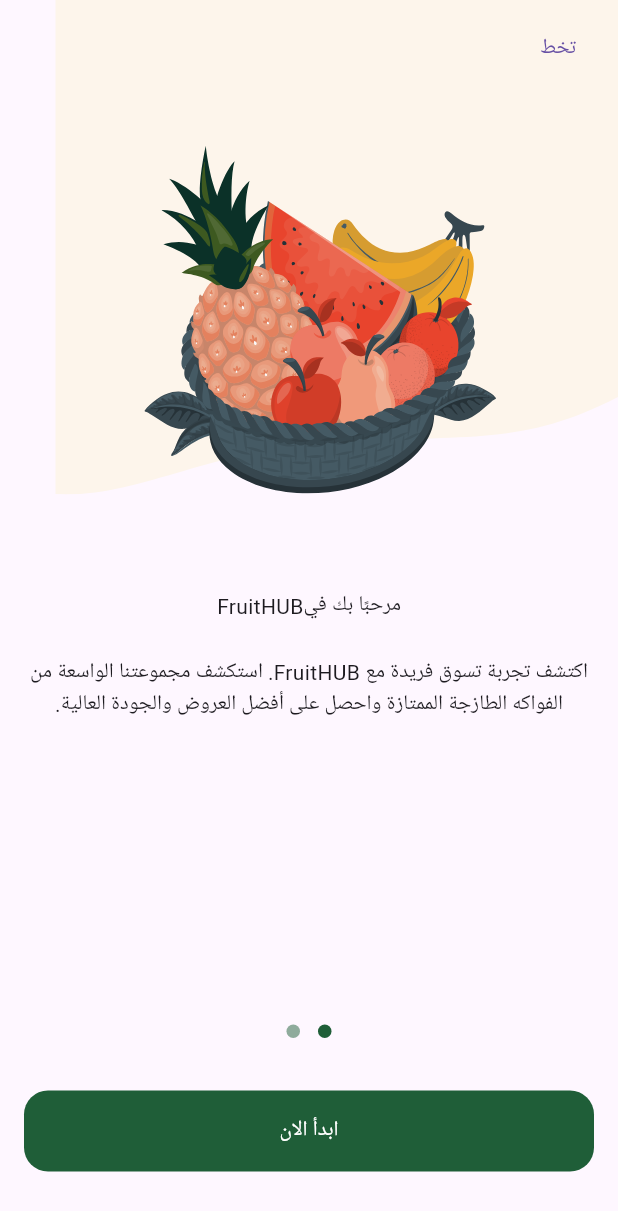
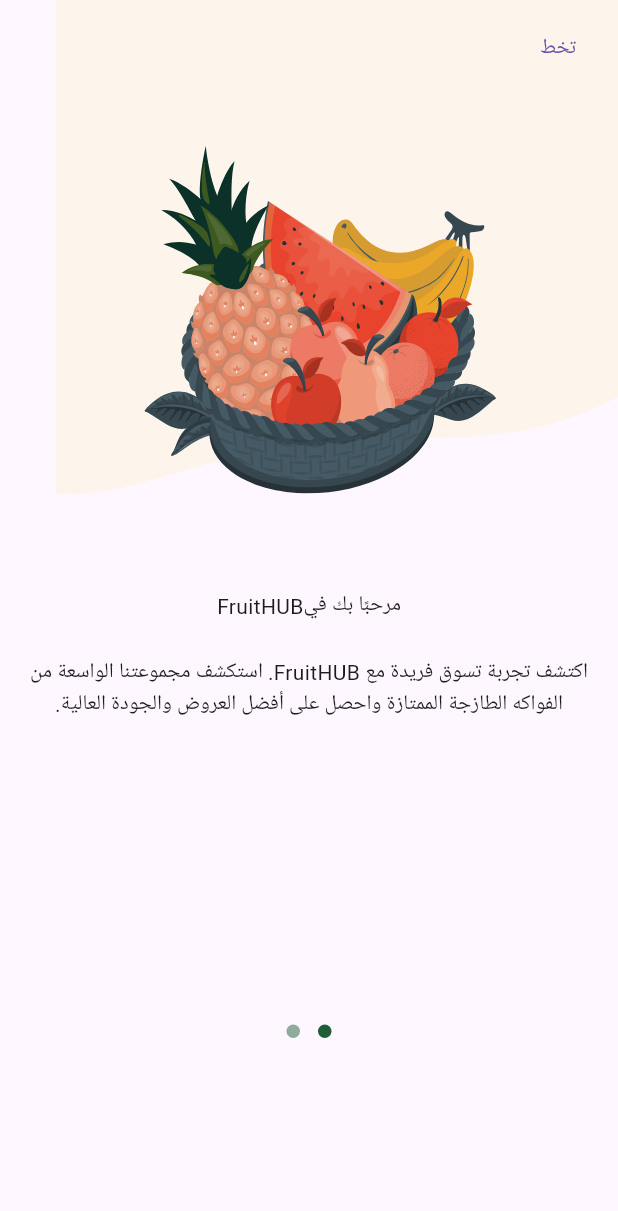
Before and after one commit to ahmedashraf-hub/Fruit-Hub, a Flutter app: the screen it shows after launch, after a tap on "تخط", on a phone screen of 412 x 824 dp. Shown: the top 1211 px of the screen. Run offline on Flutter 3.47's test engine with Material 3 defaults, Android fonts, the phone set to English and light mode, and no system bars; drawn by our look-alikes of dots_indicator; our stand-ins replace flutter_svg.

Commit message:
add logic to onboardingView part one

```diff
--- a/lib/features/onboarding/presentation/views/widgets/onboarding_page_view.dart
+++ b/lib/features/onboarding/presentation/views/widgets/onboarding_page_view.dart
@@ -3,13 +3,19 @@
 import 'package:fruit_hub/features/onboarding/presentation/views/widgets/onboarding_page_view_item.dart';
 
 class OnboardingPageView extends StatelessWidget {
-  const OnboardingPageView({super.key});
+  const OnboardingPageView({super.key, required this.pageController});
+
+  final PageController pageController;
 
   @override
   Widget build(BuildContext context) {
     return PageView(
+      controller: pageController,
       children: [
         OnboardingPageViewItem(
+          isVisible:
+              (pageController.hasClients ? pageController.page!.round() : 0) ==
+              0,
           image: Assets.imagesOnbardingPageViewItem1Image,
           backgroundImage: Assets.imagesOnbardingPageViewItem1BackgroundImage,
           title: Row(
@@ -20,6 +26,9 @@
               'اكتشف تجربة تسوق فريدة مع FruitHUB. استكشف مجموعتنا الواسعة من الفواكه الطازجة الممتازة واحصل على أفضل العروض والجودة العالية.',
         ),
         OnboardingPageViewItem(
+          isVisible:
+              (pageController.hasClients ? pageController.page!.round() : 0) !=
+              0,
           image: Assets.imagesOnbardingPageViewItem2Image,
           backgroundImage: Assets.imagesOnbardingPageViewItem2BackgroundImage,
           title: Row(
--- a/lib/features/onboarding/presentation/views/widgets/onboarding_page_view_item.dart
+++ b/lib/features/onboarding/presentation/views/widgets/onboarding_page_view_item.dart
@@ -8,11 +8,12 @@
     required this.backgroundImage,
     required this.title,
     required this.subTitle,
+    required this.isVisible,
   });
 
   final String image, backgroundImage, subTitle;
   final Widget title;
-
+  final bool isVisible;
   @override
   Widget build(BuildContext context) {
     return Column(
@@ -29,9 +30,12 @@
                 right: 0,
                 child: SvgPicture.asset(image),
               ),
-              Padding(
-                padding: const EdgeInsets.all(8.0),
-                child: TextButton(onPressed: () {}, child: Text('تخط')),
+              Visibility(
+                visible: isVisible,
+                child: Padding(
+                  padding: const EdgeInsets.all(8.0),
+                  child: TextButton(onPressed: () {}, child: Text('تخط')),
+                ),
               ),
             ],
           ),
--- a/lib/features/onboarding/presentation/views/widgets/onboarding_view_body.dart
+++ b/lib/features/onboarding/presentation/views/widgets/onboarding_view_body.dart
@@ -5,23 +5,54 @@
 import 'package:fruit_hub/core/widgets/custom_button.dart';
 import 'package:fruit_hub/features/onboarding/presentation/views/widgets/onboarding_page_view.dart';
 
-class OnboardingViewBody extends StatelessWidget {
+class OnboardingViewBody extends StatefulWidget {
   const OnboardingViewBody({super.key});
+
+  @override
+  State<OnboardingViewBody> createState() => _OnboardingViewBodyState();
+}
+
+class _OnboardingViewBodyState extends State<OnboardingViewBody> {
+  late PageController pageController;
+  var currentPage = 0;
+
+  @override
+  void initState() {
+    pageController = PageController();
+    pageController.addListener(() {
+      currentPage = pageController.page!.round();
+      setState(() {});
+    });
+    super.initState();
+  }
+
+  @override
+  void dispose() {
+    pageController.dispose();
+    super.dispose();
+  }
 
   @override
   Widget build(BuildContext context) {
     return Column(
       children: [
-        Expanded(child: OnboardingPageView()),
+        Expanded(child: OnboardingPageView(pageController: pageController)),
         DotsIndicator(
           dotsCount: 2,
           decorator: DotsDecorator(
             activeColor: AppColors.primaryColor,
-            color: AppColors.primaryColor.withValues(alpha: 0.5),
+            color: currentPage == 1
+                ? AppColors.primaryColor
+                : AppColors.primaryColor.withValues(alpha: 0.5),
           ),
         ),
         const SizedBox(height: 29),
-        Padding(
+        Visibility(
+          visible: currentPage == 1 ? true : false,
+          maintainState: true,
+          maintainAnimation: true,
+          maintainSize: true,
+          child: Padding(
             padding: const EdgeInsets.symmetric(horizontal: kHorizontalPadding),
             child: CustomButton(
               onprerssed: () {},
@@ -30,6 +61,7 @@
               fontColor: Colors.white,
             ),
           ),
+        ),
         const SizedBox(height: 43),
       ],
     );
```
Lines whose indentation alone changed are shown as unchanged.
